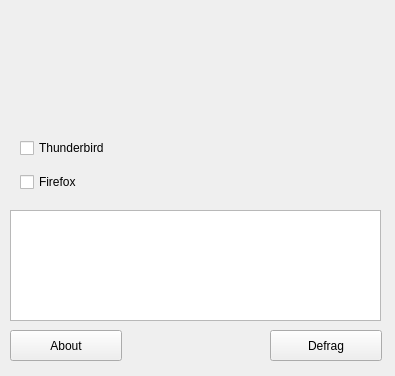
This is mozDefragMainWindow.ui in shakasan/mozDefrag as Qt 5 draws it before an edit. The edited form follows.
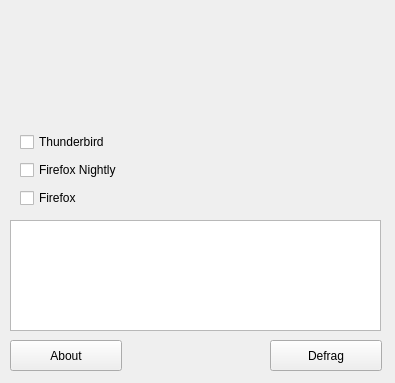
This is the edited form. Icons and pictures are not drawn.

Commit message: reindex is added alongside vaccum + firefox-trunk (Nightly) support added

Diff of the .ui file:
```diff
--- a/mozDefragMainWindow.ui
+++ b/mozDefragMainWindow.ui
@@ -10,7 +10,7 @@
     <x>0</x>
     <y>0</y>
     <width>395</width>
-    <height>376</height>
+    <height>383</height>
    </rect>
   </property>
   <property name="windowTitle">
@@ -43,7 +43,7 @@
     <property name="geometry">
      <rect>
       <x>10</x>
-      <y>330</y>
+      <y>340</y>
       <width>112</width>
       <height>31</height>
      </rect>
@@ -56,7 +56,7 @@
     <property name="geometry">
      <rect>
       <x>270</x>
-      <y>330</y>
+      <y>340</y>
       <width>112</width>
       <height>31</height>
      </rect>
@@ -68,26 +68,13 @@
      <bool>false</bool>
     </property>
    </widget>
-   <widget class="QTextEdit" name="logTextEdit">
-    <property name="geometry">
-     <rect>
-      <x>10</x>
-      <y>210</y>
-      <width>371</width>
-      <height>111</height>
-     </rect>
-    </property>
-    <property name="readOnly">
-     <bool>true</bool>
-    </property>
-   </widget>
    <widget class="QWidget" name="layoutWidget">
     <property name="geometry">
      <rect>
       <x>20</x>
       <y>130</y>
       <width>141</width>
-      <height>71</height>
+      <height>80</height>
      </rect>
     </property>
     <layout class="QVBoxLayout" name="verticalLayout">
@@ -98,6 +85,16 @@
        </property>
       </widget>
      </item>
+     <item>
+      <widget class="QCheckBox" name="checkBoxFirefoxTrunk">
+       <property name="enabled">
+        <bool>true</bool>
+       </property>
+       <property name="text">
+        <string>Firefox Nightly</string>
+       </property>
+      </widget>
+     </item>
      <item>
       <widget class="QCheckBox" name="checkBoxFirefox">
        <property name="enabled">
@@ -110,6 +107,25 @@
      </item>
     </layout>
    </widget>
+   <widget class="QTextEdit" name="logTextEdit">
+    <property name="geometry">
+     <rect>
+      <x>10</x>
+      <y>220</y>
+      <width>371</width>
+      <height>111</height>
+     </rect>
+    </property>
+    <property name="readOnly">
+     <bool>true</bool>
+    </property>
+   </widget>
+   <zorder>logo_header</zorder>
+   <zorder>aboutButton</zorder>
+   <zorder>defragAllButton</zorder>
+   <zorder>logTextEdit</zorder>
+   <zorder>layoutWidget</zorder>
+   <zorder>logTextEdit</zorder>
   </widget>
  </widget>
  <resources>
```
The commit also changes 4 other files.
